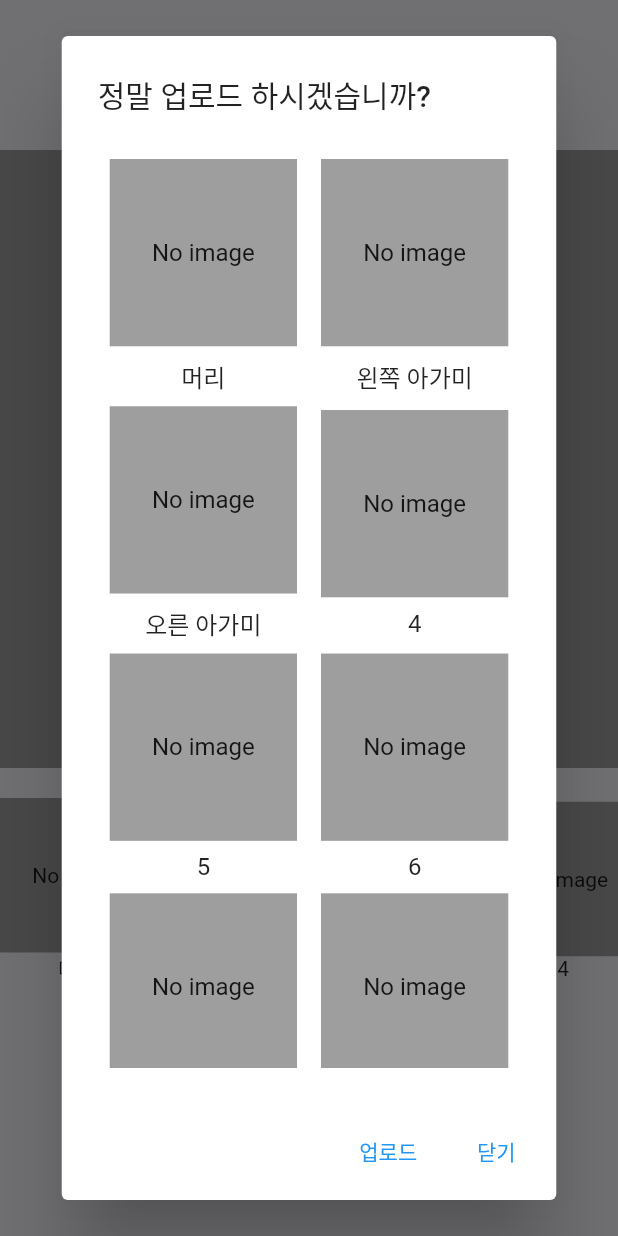
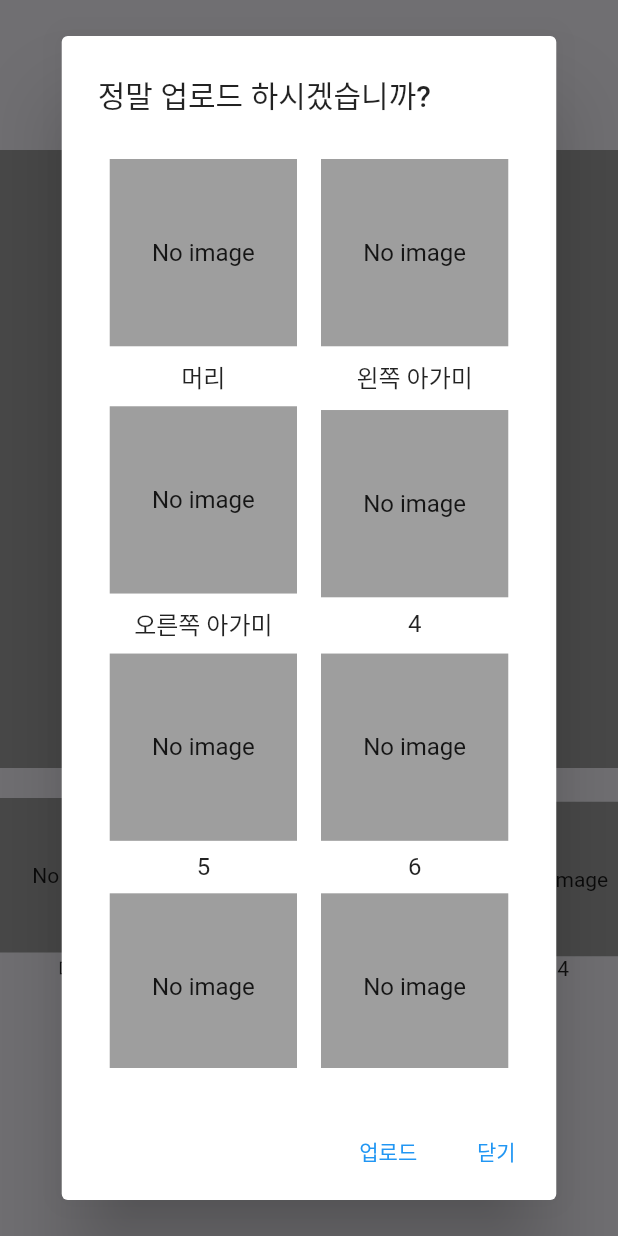
Before and after one commit to IDKOS1/disease_detection_flutter, a Flutter app: the screen it shows after launch, after a tap on "No image", after a tap on "이미지 업로드", on a phone screen of 412 x 824 dp. Run offline on Flutter 3.47's test engine with Material 2 defaults, Android fonts, the phone set to English and light mode, and no system bars; our stand-ins replace fluttertoast, gallery_saver, image_picker.

Commit message:
Images 클래스 추가로 Flie? 변수들 리스트화, 반복문 사용 코드 간결화

```diff
--- /dev/null
+++ b/lib/class/class.dart
@@ -0,0 +1,9 @@
+import 'dart:io';
+
+class Images{
+  late final String name;
+  late final String text;
+  late File? imgPath;
+
+  Images(this.name, this.text, this.imgPath);
+}
--- a/lib/screen/camera_page.dart
+++ b/lib/screen/camera_page.dart
@@ -1,9 +1,11 @@
+
 import 'dart:io';
 
 import 'package:flutter/material.dart';
 import 'package:flutter/services.dart';
 import 'package:gallery_saver/gallery_saver.dart';
 import 'package:image_picker/image_picker.dart';
+import 'package:untitled/class/class.dart';
 import '../layout/toast_message.dart';
 
 class CameraPage extends StatefulWidget {
@@ -14,26 +16,52 @@ class CameraPage extends StatefulWidget {
 }
 
 class _CameraPageState extends State<CameraPage> {
-    File? _image,
-        _current,
-        _head,
-        _left,
-        _right,
-        _four,
-        _five,
-        _six,
-        _seven,
-        _eight,
-        _nine,
-        _ten,
-        _eleven,
-        _twelve,
-        _thirteen,
-        _fourteen,
-        _fifteen,
-        _sixteen,
-        _seventeen;
+  File? _current, _image;
 
+
+  static List<String> imgText = [
+    '_head',
+    '_left',
+    '_right',
+    '_four',
+    ' _five',
+    '_six',
+    '_seven',
+    '_eight',
+    '_nine',
+    '_ten',
+    '_eleven',
+    '_twelve',
+    '_thirteen',
+    '_fourteen',
+    '_fifteen',
+    '_sixteen',
+    '_seventeen'
+  ];
+
+  static List<String> imgName = [
+    '머리',
+    '왼쪽 아가미',
+    '오른쪽 아가미',
+    '4',
+    '5',
+    '6',
+    '7',
+    '8',
+    '9',
+    '10',
+    '11',
+    '12',
+    '13',
+    '14',
+    '15',
+    '16',
+    '17',
+  ];
+
+
+  final List<Images> imageData = List.generate(17, (index) =>
+      Images(imgName[index], imgText[index], null));
 
   String _text = '사진을 선택하시오';
   final picker = ImagePicker();
@@ -48,58 +76,10 @@ class _CameraPageState extends State<CameraPage> {
       setState(() {
         _image = File(image!.path);
         _current = _image;
-        switch (_text) {
-          case '머리':
-            _head = _image;
-            break;
-          case '왼쪽 아가미':
-            _left = _image;
-            break;
-          case '오른쪽 아가미':
-            _right = _image;
-            break;
-          case '4':
-            _four = _image;
-            break;
-          case '5':
-            _five = _image;
-            break;
-          case '6':
-            _six = _image;
-            break;
-          case '7':
-            _seven = _image;
-            break;
-          case '8':
-            _eight = _image;
-            break;
-          case '9':
-            _nine = _image;
-            break;
-          case '10':
-            _ten = _image;
-            break;
-          case '11':
-            _eleven = _image;
-            break;
-          case '12':
-            _twelve = _image;
-            break;
-          case '13':
-            _thirteen = _image;
-            break;
-          case '14':
-            _fourteen = _image;
-            break;
-          case '15':
-            _fifteen = _image;
-            break;
-          case '16':
-            _sixteen = _image;
-            break;
-          case '17':
-            _seventeen = _image;
-            break;
+        for(i=0; i<=16; i++){
+          if(imageData[i].name == _text) {
+            imageData[i].imgPath = File(image!.path);
+          }
         }
       });
     }
@@ -112,8 +92,14 @@ class _CameraPageState extends State<CameraPage> {
         Text(_text),
         Container(
             color: Colors.grey,
-            width: MediaQuery.of(context).size.width,
-            height: MediaQuery.of(context).size.width,
+            width: MediaQuery
+                .of(context)
+                .size
+                .width,
+            height: MediaQuery
+                .of(context)
+                .size
+                .width,
             child: Center(
                 child: _current == null
                     ? const Text('No image')
@@ -122,32 +108,38 @@ class _CameraPageState extends State<CameraPage> {
     );
   }
 
-  Widget grid(String part, File? index) {
+  Widget grid(Images images) {
     return Column(
       children: [
         InkWell(
           onTap: () {
             setState(() {
-              _text = part;
-              _current = index;
+              _text = images.name;
+              _current = images.imgPath;
             });
           },
           child: Container(
             color: Colors.grey,
-            width: MediaQuery.of(context).size.width/4,
-            height: MediaQuery.of(context).size.width/4,
+            width: MediaQuery
+                .of(context)
+                .size
+                .width / 4,
+            height: MediaQuery
+                .of(context)
+                .size
+                .width / 4,
             child: Center(
-                child: index == null
+                child: images.imgPath == null
                     ? const Text('No image')
-                    : Image.file(File(index!.path))),
+                    : Image.file(File(images.imgPath!.path))),
           ),
         ),
-        Text(part)
+        Text(images.name)
       ],
     );
   }
 
-  Widget upgrid(String part, File? index) {
+  Widget upgrid(Images images) {
     return Expanded(
       child: Column(
         children: [
@@ -163,12 +155,18 @@ class _CameraPageState extends State<CameraPage> {
                       },
                       child: Container(
                         color: Colors.white,
-                        width: MediaQuery.of(context).size.width,
-                        height: MediaQuery.of(context).size.width,
+                        width: MediaQuery
+                            .of(context)
+                            .size
+                            .width,
+                        height: MediaQuery
+                            .of(context)
+                            .size
+                            .width,
                         child: Center(
-                          child: index == null
+                          child: images.imgPath == null
                               ? const Text('No image')
-                              : Image.file(File(index.path)),
+                              : Image.file(File(images.imgPath!.path)),
                         ),
                       ),
                     ),
@@ -180,22 +178,29 @@ class _CameraPageState extends State<CameraPage> {
               padding: const EdgeInsets.all(8.0),
               child: Container(
                 color: Colors.grey,
-                width: MediaQuery.of(context).size.width/3.3,
-                height: MediaQuery.of(context).size.width/3.3,
+                width: MediaQuery
+                    .of(context)
+                    .size
+                    .width / 3.3,
+                height: MediaQuery
+                    .of(context)
+                    .size
+                    .width / 3.3,
                 child: Center(
-                    child: index == null
+                    child: images.imgPath == null
                         ? const Text('No image')
-                        : Image.file(File(index!.path))),
+                        : Image.file(File(images.imgPath!.path))),
               ),
             ),
           ),
-          Text(part)
+          Text(images.name)
         ],
       ),
     );
   }
 
   @override
+  int i = 0;
   Widget build(BuildContext context) {
     SystemChrome.setPreferredOrientations(
         [DeviceOrientation.portraitUp, DeviceOrientation.portraitDown]);
@@ -215,40 +220,10 @@ class _CameraPageState extends State<CameraPage> {
                   scrollDirection: Axis.horizontal,
                   child: Row(
                     children: [
-                      grid('머리', _head),
-                      const SizedBox(width: 5),
-                      grid('왼쪽 아가미', _left),
-                      const SizedBox(width: 5),
-                      grid('오른쪽 아가미', _right),
-                      const SizedBox(width: 5),
-                      grid('4', _four),
-                      const SizedBox(width: 5),
-                      grid('5', _five),
-                      const SizedBox(width: 5),
-                      grid('6', _six),
-                      const SizedBox(width: 5),
-                      grid('7', _seven),
-                      const SizedBox(width: 5),
-                      grid('8', _eight),
-                      const SizedBox(width: 5),
-                      grid('9', _nine),
-                      const SizedBox(width: 5),
-                      grid('10', _ten),
-                      const SizedBox(width: 5),
-                      grid('11', _eleven),
-                      const SizedBox(width: 5),
-                      grid('12', _twelve),
-                      const SizedBox(width: 5),
-                      grid('13', _thirteen),
-                      const SizedBox(width: 5),
-                      grid('14', _fourteen),
-                      const SizedBox(width: 5),
-                      grid('15', _fifteen),
-                      const SizedBox(width: 5),
-                      grid('16', _sixteen),
-                      const SizedBox(width: 5),
-                      grid('17', _seventeen),
-                      const SizedBox(width: 5),
+                      for(i = 0; i <= 16; i++) ... [
+                        grid(imageData[i]),
+                        const SizedBox(width:5),
+                      ]
                     ],
                   )),
               Row(
@@ -298,77 +273,23 @@ class _CameraPageState extends State<CameraPage> {
                                 child: Column(
                                   crossAxisAlignment: CrossAxisAlignment.center,
                                   children: [
+                                    for(int i=0; i <= 14; i+=2) ... [
                                       Row(
                                           mainAxisAlignment:
                                           MainAxisAlignment.spaceBetween,
                                           children: [
-                                        upgrid('머리', _head),
-                                        upgrid('왼쪽 아가미', _left)
+                                            upgrid(imageData[i]),
+                                            upgrid(imageData[i+1]),
                                           ],
                                       ),
+                                    ],
                                     Row(
                                       mainAxisAlignment:
                                       MainAxisAlignment.spaceBetween,
                                       children: [
-                                        upgrid('오른 아가미', _right),
-                                        upgrid('4', _four)
+                                        upgrid(imageData[16]),
                                       ],
-                                    ),
-                                    Row(
-                                      mainAxisAlignment:
-                                          MainAxisAlignment.spaceBetween,
-                                      children: [
-                                        upgrid('5', _five),
-                                        upgrid('6', _six)
-                                      ],
-                                    ),
-                                    Row(
-                                      mainAxisAlignment:
-                                          MainAxisAlignment.spaceBetween,
-                                      children: [
-                                        upgrid('7', _seven),
-                                        upgrid('8', _eight)
-                                      ],
-                                    ),
-                                    Row(
-                                      mainAxisAlignment:
-                                          MainAxisAlignment.spaceBetween,
-                                      children: [
-                                        upgrid('9', _nine),
-                                        upgrid('10', _ten)
-                                      ],
-                                    ),
-                                    Row(
-                                      mainAxisAlignment:
-                                          MainAxisAlignment.spaceBetween,
-                                      children: [
-                                        upgrid('11', _eleven),
-                                        upgrid('12', _twelve),
-                                      ],
-                                    ),
-                                    Row(
-                                      mainAxisAlignment:
-                                          MainAxisAlignment.spaceBetween,
-                                      children: [
-                                        upgrid('13', _thirteen),
-                                        upgrid('14', _fourteen),
-                                      ],
-                                    ),
-                                    Row(
-                                      mainAxisAlignment:
-                                          MainAxisAlignment.spaceBetween,
-                                      children: [
-                                        upgrid('15', _fifteen),
-                                        upgrid('16', _sixteen),
-                                      ],
-                                    ),
-                                    Row(
-                                      mainAxisAlignment:
-                                          MainAxisAlignment.spaceBetween,
-                                      children: [
-                                        upgrid('11', _seventeen),
-                                      ],
-                                    ),
+                                    )
                                   ],
                                 ),
                               ),
```
Lines whose indentation alone changed are shown as unchanged.
